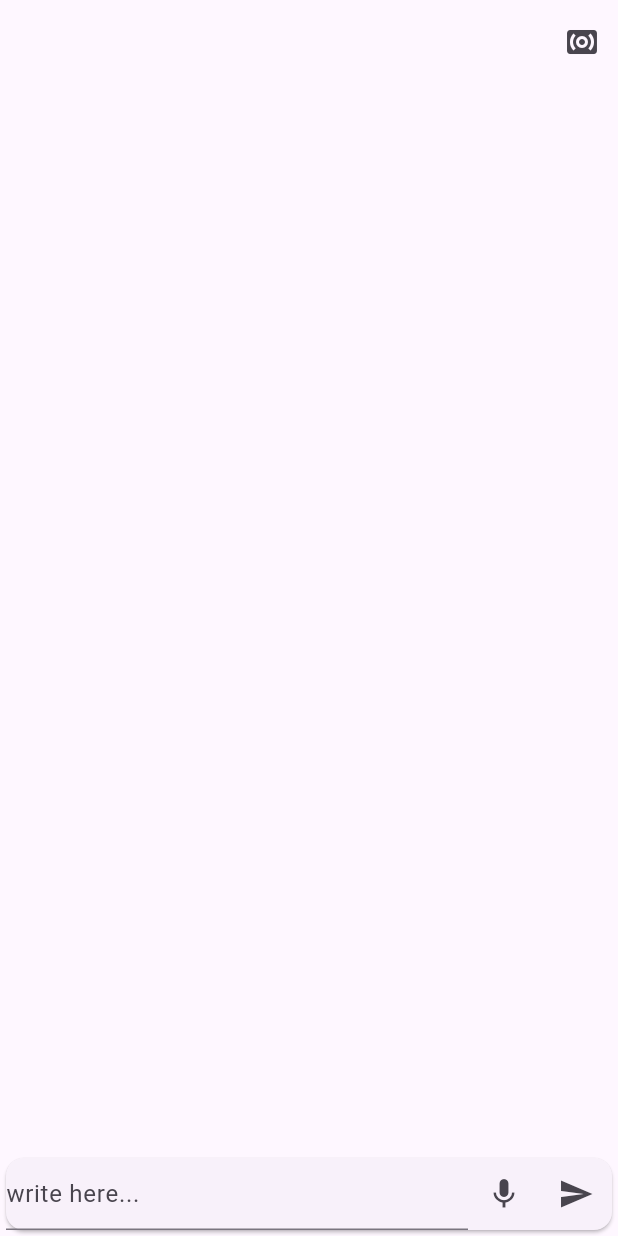
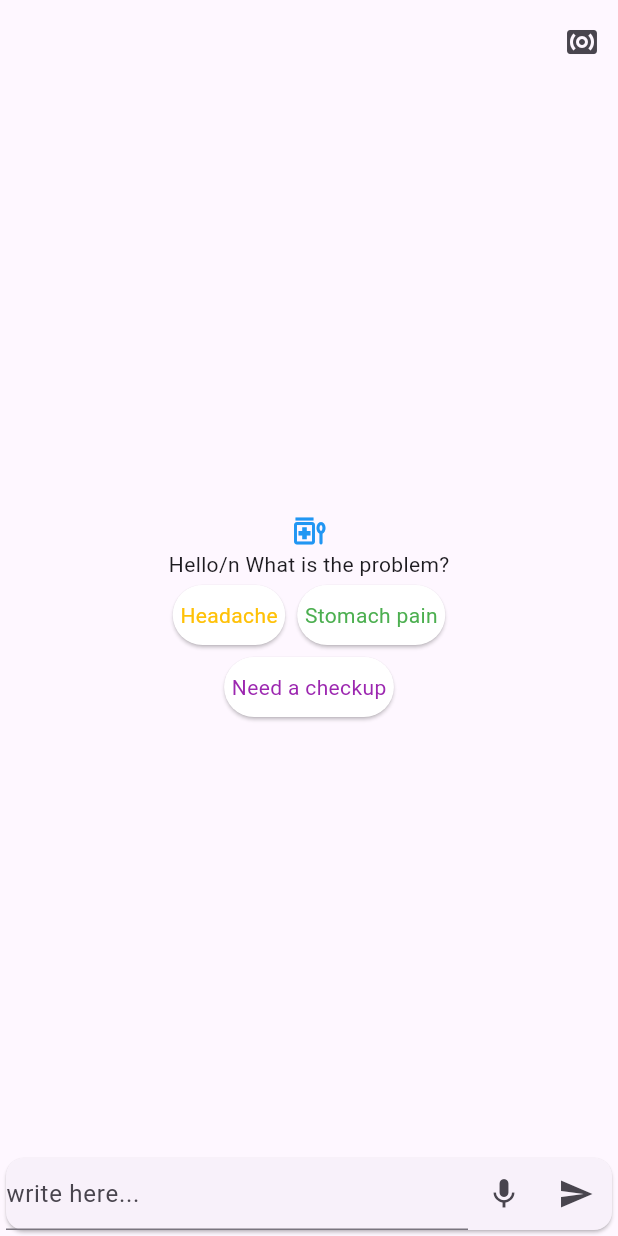
Before and after one commit to maryamEramy/ai_flutter_project, a Flutter app: the screen it shows after launch, on a phone screen of 412 x 824 dp. Run offline on Flutter 3.47's test engine with Material 3 defaults, Android fonts, the light colour scheme and no system bars; drawn by our look-alikes of dash_chat_2; our stand-ins replace flutter_tts, speech_to_text.

Commit message:
add some common problem in ui for better ux

```diff
--- a/lib/ChatScreen.dart
+++ b/lib/ChatScreen.dart
@@ -1,4 +1,3 @@
-
 import 'package:ai_flutter_project/ChatService.dart';
 import 'package:dash_chat_2/dash_chat_2.dart';
 import 'package:flutter/material.dart';
@@ -14,26 +13,31 @@ class ChatScreen extends StatefulWidget {
 }
 
 class _ChatScreenState extends State<ChatScreen> {
-
-  List<Map<String , Object>> chatHistory = [
-    {"content": "You are a helpful assistant", "role": "system"},
+  List<Map<String, Object>> chatHistory = [
+    {"content": "You are a helpful financial assistant. Always include a gentle but firm reminder that your advice is not a medical diagnosis and that the user should **consult a qualified doctor in person for proper examination and treatment**", "role": "system"},
   ];
   ChatService chatService = ChatService();
   askDeepSeek() async {
     var inputText = textEditingController.text;
     chatHistory.add({"role": "user", "content": inputText});
-    messages.insert(0 , ChatMessage(user: user, createdAt: DateTime.now() , text: inputText));
+    messages.insert(
+      0,
+      ChatMessage(user: user, createdAt: DateTime.now(), text: inputText),
+    );
     setState(() {
       messages;
     });
     textEditingController.clear();
     results = await chatService.askDeepSeek(chatHistory);
     chatHistory.add({"role": "assistant", "content": results});
-    messages.insert(0 , ChatMessage(user: userDS, createdAt: DateTime.now() , text: results));
+    messages.insert(
+      0,
+      ChatMessage(user: userDS, createdAt: DateTime.now(), text: results),
+    );
     setState(() {
       messages;
     });
-    if(isTtsEnabled){
+    if (isTtsEnabled) {
       flutterTts.speak(results);
     }
   }
@@ -41,34 +45,33 @@ class _ChatScreenState extends State<ChatScreen> {
   TextEditingController textEditingController = TextEditingController();
   var results = 'results will shown here...';
 
-  ChatUser user = ChatUser(id: '1' , firstName: 'mar');
-  ChatUser userDS = ChatUser(id: '2' , firstName: 'DeepSeek');
+  ChatUser user = ChatUser(id: '1', firstName: 'mar');
+  ChatUser userDS = ChatUser(id: '2', firstName: 'DeepSeek');
   List<ChatMessage> messages = <ChatMessage>[];
 
   FlutterTts flutterTts = FlutterTts();
   bool isTtsEnabled = true;
 
   //customizing
-  exploreTTs() async{
+  exploreTTs() async {
     List<dynamic> languages = await flutterTts.getLanguages;
-    languages.forEach((language){
+    languages.forEach((language) {
       print('language:' + language);
     });
-    if(await flutterTts.isLanguageAvailable("ur-PK")){
+    if (await flutterTts.isLanguageAvailable("ur-PK")) {
       flutterTts.setLanguage("ur-PK");
     }
     List<dynamic> voices = await flutterTts.getVoices;
-    voices.forEach((voice){
+    voices.forEach((voice) {
       print('voice:' + voice.toString());
     });
-      flutterTts.setVoice({
-        "name": "ur-pk-x-cfn-network" , "locale": "ur-PK"
-      });
+    flutterTts.setVoice({"name": "ur-pk-x-cfn-network", "locale": "ur-PK"});
   }
 
   SpeechToText _speechToText = SpeechToText();
   bool _speechEnabled = false;
   String _lastWords = '';
+
   /// This has to happen only once per app
   void _initSpeech() async {
     _speechEnabled = await _speechToText.initialize();
@@ -93,7 +96,7 @@ class _ChatScreenState extends State<ChatScreen> {
   /// This is the callback that the SpeechToText plugin calls when
   /// the platform returns recognized words.
   void _onSpeechResult(SpeechRecognitionResult result) {
-    if(result.finalResult) {
+    if (result.finalResult) {
       setState(() {
         _lastWords = result.recognizedWords;
         textEditingController.text = _lastWords;
@@ -109,28 +112,127 @@ class _ChatScreenState extends State<ChatScreen> {
     _initSpeech();
   }
 
-
   @override
   Widget build(BuildContext context) {
     return Scaffold(
       appBar: AppBar(
         actions: [
-          IconButton(onPressed: (){
-            if(isTtsEnabled){
+          IconButton(
+            onPressed: () {
+              if (isTtsEnabled) {
                 isTtsEnabled = false;
                 flutterTts.stop();
-            }else{
+              } else {
                 isTtsEnabled = true;
               }
               setState(() {
                 isTtsEnabled;
               });
-          }, icon: Icon(isTtsEnabled? Icons.surround_sound : Icons.surround_sound_outlined))
+            },
+            icon: Icon(
+              isTtsEnabled
+                  ? Icons.surround_sound
+                  : Icons.surround_sound_outlined,
+            ),
+          ),
         ],
       ),
       body: Column(
         children: [
-          Expanded(child: DashChat(currentUser: user, onSend: (e){}, messages: messages , readOnly: true,)),
+          messages.isNotEmpty
+              ? Expanded(
+                  child: DashChat(
+                    currentUser: user,
+                    onSend: (e) {},
+                    messages: messages,
+                    readOnly: true,
+                  ),
+                )
+              : Expanded(
+                  child: Column(
+                    mainAxisAlignment: MainAxisAlignment.center,
+                    children: [
+                      Icon(Icons.medication_liquid_sharp, color: Colors.blue),
+                      Text('Hello/n What is the problem?'),
+                      Row(
+                        mainAxisAlignment: MainAxisAlignment.center,
+                        children: [
+                          InkWell(
+                            onTap: () {
+                              textEditingController.text = "I have headache";
+                              askDeepSeek();
+                            },
+                            child: Card(
+                              shape: RoundedRectangleBorder(
+                                borderRadius: BorderRadius.circular(40),
+                              ),
+                              color: Colors.white,
+                              child: Padding(
+                                padding: EdgeInsets.symmetric(
+                                  vertical: 10,
+                                  horizontal: 5,
+                                ),
+                                child: Text(
+                                  'Headache',
+                                  style: TextStyle(color: Colors.amber),
+                                ),
+                              ),
+                            ),
+                          ),
+                          InkWell(
+                            onTap: () {
+                              textEditingController.text = "I have stomach pain";
+                              askDeepSeek();
+                            },
+                            child: Card(
+                              shape: RoundedRectangleBorder(
+                                borderRadius: BorderRadius.circular(40),
+                              ),
+                              color: Colors.white,
+                              child: Padding(
+                                padding: EdgeInsets.symmetric(
+                                  vertical: 10,
+                                  horizontal: 5,
+                                ),
+                                child: Text(
+                                  'Stomach pain',
+                                  style: TextStyle(color: Colors.green),
+                                ),
+                              ),
+                            ),
+                          ),
+                        ],
+                      ),
+                      Row(
+                        mainAxisAlignment: MainAxisAlignment.center,
+                        children: [
+                          InkWell(
+                            onTap: () {
+                              textEditingController.text = "I need a checkup";
+                              askDeepSeek();
+                            },
+                            child: Card(
+                              shape: RoundedRectangleBorder(
+                                borderRadius: BorderRadius.circular(40),
+                              ),
+                              color: Colors.white,
+                              child: Padding(
+                                padding: EdgeInsets.symmetric(
+                                  vertical: 10,
+                                  horizontal: 5,
+                                ),
+                                child: Text(
+                                  'Need a checkup',
+                                  style: TextStyle(color: Colors.purple),
+                                ),
+                              ),
+                            ),
+                          ),
+                        ],
+                      ),
+                    ],
+                  ),
+                ),
           Card(
             child: Row(
               children: [
@@ -155,7 +257,6 @@ class _ChatScreenState extends State<ChatScreen> {
               ],
             ),
           ),
-
         ],
       ),
     );
```
Also changed, not shown: 1 other file. Lines whose indentation alone changed are shown as unchanged.
